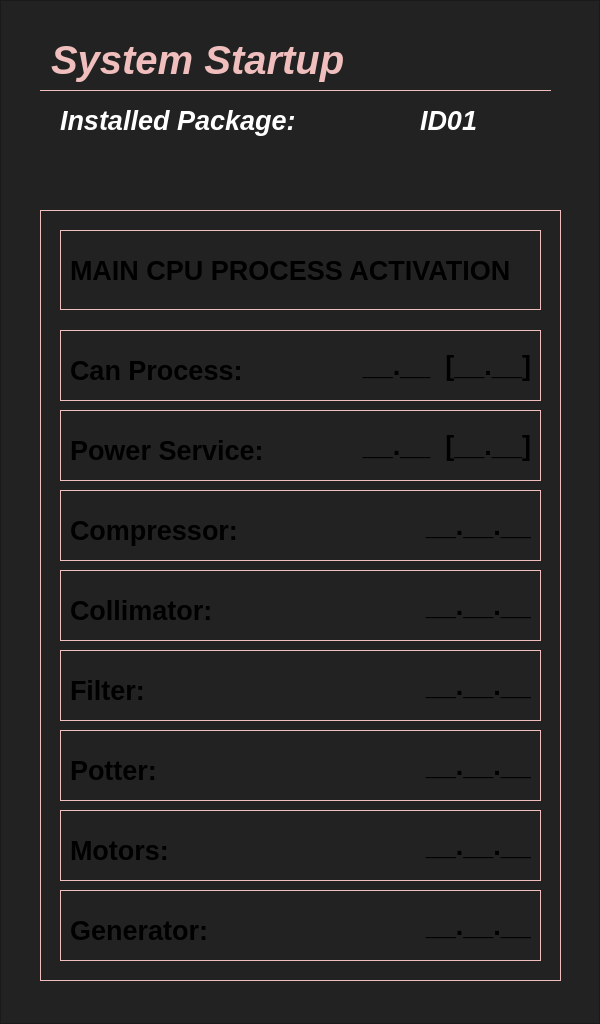
Old version of the form SOURCE/WORKFLOWS/STARTUP/startup.ui in the repository marcorispoli/MCPU_MASTER.
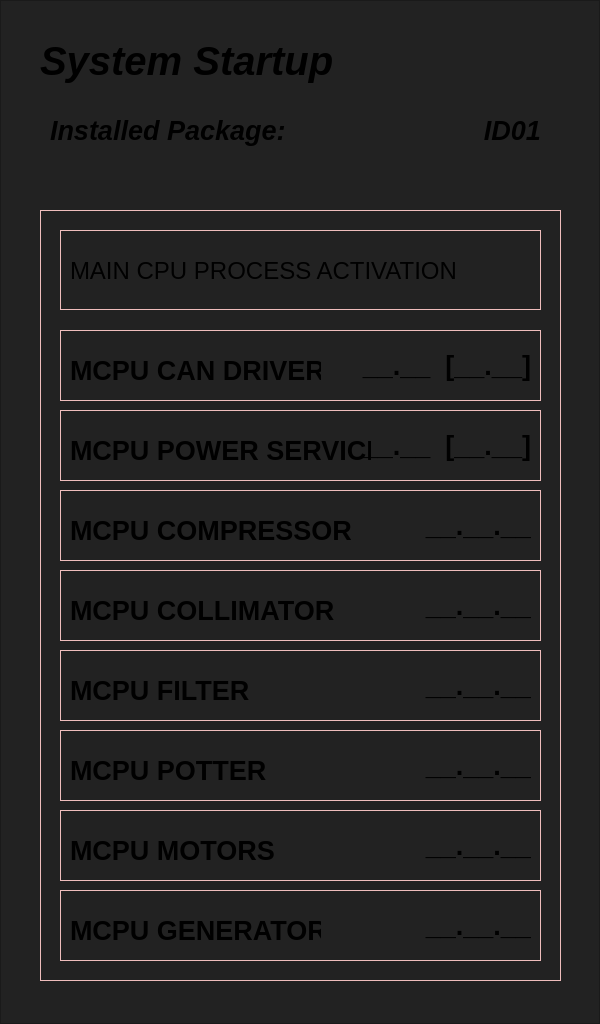
New version of the form. Icons and pictures are not drawn.

Commit message: Process Name Change Avanzamenti vari

What changed in the file:
```diff
--- a/SOURCE/WORKFLOWS/STARTUP/startup.ui
+++ b/SOURCE/WORKFLOWS/STARTUP/startup.ui
@@ -48,12 +48,13 @@
      <rect>
       <x>40</x>
       <y>30</y>
-      <width>511</width>
+      <width>521</width>
       <height>61</height>
      </rect>
     </property>
     <property name="font">
      <font>
+      <family>Arial</family>
       <pointsize>30</pointsize>
       <italic>true</italic>
       <bold>true</bold>
@@ -61,12 +62,8 @@
     </property>
     <property name="styleSheet">
      <string notr="true">background-image: url();
-background-color: rgba(255, 255, 255, 0);
-color: rgb(239, 190, 189);
-font: 700 italic 30pt &quot;Arial&quot;;
-border-bottom-width: 1px;
-border-style: solid;
-border-color: rgb(239, 190, 189);
+background-color: rgba(0, 0, 0,0);
+font: 1000 italic 30pt &quot;Arial&quot;;
 </string>
     </property>
     <property name="text">
@@ -120,7 +117,7 @@
        <rect>
         <x>10</x>
         <y>20</y>
-        <width>251</width>
+        <width>301</width>
         <height>41</height>
        </rect>
       </property>
@@ -139,7 +136,7 @@
 </string>
       </property>
       <property name="text">
-       <string notr="true">Power Service:</string>
+       <string notr="true">MCPU POWER SERVICE</string>
       </property>
       <property name="alignment">
        <set>Qt::AlignLeading|Qt::AlignLeft|Qt::AlignVCenter</set>
@@ -196,7 +193,7 @@
        <rect>
         <x>10</x>
         <y>20</y>
-        <width>251</width>
+        <width>281</width>
         <height>41</height>
        </rect>
       </property>
@@ -215,7 +212,7 @@
 </string>
       </property>
       <property name="text">
-       <string notr="true">Compressor:</string>
+       <string notr="true">MCPU COMPRESSOR</string>
       </property>
       <property name="alignment">
        <set>Qt::AlignLeading|Qt::AlignLeft|Qt::AlignVCenter</set>
@@ -272,7 +269,7 @@
        <rect>
         <x>10</x>
         <y>20</y>
-        <width>251</width>
+        <width>271</width>
         <height>41</height>
        </rect>
       </property>
@@ -291,7 +288,7 @@
 </string>
       </property>
       <property name="text">
-       <string notr="true">Collimator:</string>
+       <string notr="true">MCPU COLLIMATOR</string>
       </property>
       <property name="alignment">
        <set>Qt::AlignLeading|Qt::AlignLeft|Qt::AlignVCenter</set>
@@ -367,7 +364,7 @@
 </string>
       </property>
       <property name="text">
-       <string notr="true">Filter:</string>
+       <string notr="true">MCPU FILTER</string>
       </property>
       <property name="alignment">
        <set>Qt::AlignLeading|Qt::AlignLeft|Qt::AlignVCenter</set>
@@ -443,7 +440,7 @@
 </string>
       </property>
       <property name="text">
-       <string notr="true">Potter:</string>
+       <string notr="true">MCPU POTTER</string>
       </property>
       <property name="alignment">
        <set>Qt::AlignLeading|Qt::AlignLeft|Qt::AlignVCenter</set>
@@ -549,7 +546,7 @@
 </string>
       </property>
       <property name="text">
-       <string notr="true">Motors:</string>
+       <string notr="true">MCPU MOTORS</string>
       </property>
       <property name="alignment">
        <set>Qt::AlignLeading|Qt::AlignLeft|Qt::AlignVCenter</set>
@@ -595,7 +592,7 @@
 </string>
       </property>
       <property name="text">
-       <string notr="true">Generator:</string>
+       <string notr="true">MCPU GENERATOR</string>
       </property>
       <property name="alignment">
        <set>Qt::AlignLeading|Qt::AlignLeft|Qt::AlignVCenter</set>
@@ -642,6 +639,9 @@
        <height>80</height>
       </rect>
      </property>
+     <property name="styleSheet">
+      <string notr="true">font: 500 18pt &quot;Roboto&quot;;</string>
+     </property>
      <property name="frameShape">
       <enum>QFrame::StyledPanel</enum>
      </property>
@@ -662,9 +662,9 @@
       </property>
       <property name="font">
        <font>
-        <pointsize>20</pointsize>
+        <pointsize>18</pointsize>
         <italic>false</italic>
-        <bold>true</bold>
+        <bold>false</bold>
        </font>
       </property>
       <property name="styleSheet">
@@ -724,7 +724,7 @@
 </string>
       </property>
       <property name="text">
-       <string notr="true">Can Process:</string>
+       <string notr="true">MCPU CAN DRIVER</string>
       </property>
       <property name="alignment">
        <set>Qt::AlignLeading|Qt::AlignLeft|Qt::AlignVCenter</set>
@@ -762,42 +762,33 @@
      </widget>
     </widget>
    </widget>
-   <widget class="QLabel" name="package_label">
+   <widget class="QFrame" name="installed_package_frame">
     <property name="geometry">
      <rect>
-      <x>60</x>
+      <x>40</x>
       <y>100</y>
-      <width>251</width>
-      <height>41</height>
+      <width>521</width>
+      <height>61</height>
      </rect>
     </property>
-    <property name="font">
-     <font>
-      <pointsize>20</pointsize>
-      <italic>true</italic>
-      <bold>true</bold>
-     </font>
-    </property>
     <property name="styleSheet">
-     <string notr="true">background-image: url();
-background-color: rgba(255, 255, 255, 0);
-color: white;
-font: 700 italic 20pt &quot;Arial&quot;;
-border-bottom-width: 0px;
-border-style: solid;
-border-color: rgb(239, 190, 189);
-</string>
+     <string notr="true">background-image: url(&quot;&quot;);
+border-image: url(&quot;&quot;);
+border-color:rgba(0,0,0,0);
+background-color: rgba(0, 0, 0,0);</string>
     </property>
-    <property name="text">
-     <string>Installed Package:</string>
+    <property name="frameShape">
+     <enum>QFrame::StyledPanel</enum>
     </property>
-   </widget>
+    <property name="frameShadow">
+     <enum>QFrame::Raised</enum>
+    </property>
    <widget class="QLabel" name="package_revision">
     <property name="geometry">
      <rect>
-      <x>420</x>
-      <y>100</y>
-      <width>91</width>
+       <x>370</x>
+       <y>10</y>
+       <width>131</width>
       <height>41</height>
      </rect>
     </property>
@@ -809,18 +800,38 @@
      </font>
     </property>
     <property name="styleSheet">
-     <string notr="true">background-image: url();
-background-color: rgba(255, 255, 255, 0);
-color: white;
-font: 700 italic 20pt &quot;Arial&quot;;
-border-bottom-width: 0px;
-border-style: solid;
-border-color: rgb(239, 190, 189);
-</string>
+      <string notr="true"/>
     </property>
     <property name="text">
      <string>ID01</string>
     </property>
+     <property name="alignment">
+      <set>Qt::AlignRight|Qt::AlignTrailing|Qt::AlignVCenter</set>
+     </property>
+    </widget>
+    <widget class="QLabel" name="package_label">
+     <property name="geometry">
+      <rect>
+       <x>10</x>
+       <y>10</y>
+       <width>251</width>
+       <height>41</height>
+      </rect>
+     </property>
+     <property name="font">
+      <font>
+       <pointsize>20</pointsize>
+       <italic>true</italic>
+       <bold>true</bold>
+      </font>
+     </property>
+     <property name="styleSheet">
+      <string notr="true"/>
+     </property>
+     <property name="text">
+      <string>Installed Package:</string>
+     </property>
+    </widget>
    </widget>
   </widget>
  </widget>
```
Left out of the diff: 2 changed lines with no effect on the pictures. Lines whose indentation alone changed are shown as unchanged. The commit also changes 43 other files.
